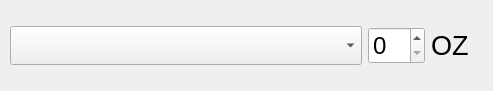
Above: drInkPi/ingredientitemwidget.ui from 3yx3yx/drinkPi before the change. Below: the same form after it.
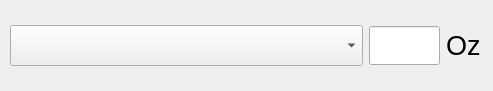
That is the form after the change.

```diff
--- a/drInkPi/ingredientitemwidget.ui
+++ b/drInkPi/ingredientitemwidget.ui
@@ -13,7 +13,7 @@
   <property name="windowTitle">
    <string>Form</string>
   </property>
-  <widget class="QWidget" name="">
+  <widget class="QWidget" name="layoutWidget">
    <property name="geometry">
     <rect>
      <x>10</x>
@@ -22,34 +22,56 @@
      <height>71</height>
     </rect>
    </property>
-   <layout class="QHBoxLayout" name="horizontalLayout" stretch="7,1,1">
+   <layout class="QHBoxLayout" name="horizontalLayout" stretch="5,1,1">
     <item>
      <widget class="QComboBox" name="comboBox">
       <property name="font">
        <font>
+        <family>DejaVu Sans Mono</family>
         <pointsize>20</pointsize>
        </font>
       </property>
      </widget>
     </item>
     <item>
-     <widget class="QSpinBox" name="spinBox">
+     <widget class="QLineEdit" name="lineEdit">
+      <property name="sizePolicy">
+       <sizepolicy hsizetype="Expanding" vsizetype="Maximum">
+        <horstretch>0</horstretch>
+        <verstretch>0</verstretch>
+       </sizepolicy>
+      </property>
       <property name="font">
        <font>
-        <pointsize>18</pointsize>
+        <pointsize>20</pointsize>
        </font>
       </property>
+      <property name="maxLength">
+       <number>10</number>
+      </property>
+      <property name="frame">
+       <bool>true</bool>
+      </property>
+      <property name="clearButtonEnabled">
+       <bool>false</bool>
+      </property>
      </widget>
     </item>
     <item>
      <widget class="QLabel" name="label">
+      <property name="sizePolicy">
+       <sizepolicy hsizetype="Maximum" vsizetype="Preferred">
+        <horstretch>0</horstretch>
+        <verstretch>0</verstretch>
+       </sizepolicy>
+      </property>
       <property name="font">
        <font>
         <pointsize>20</pointsize>
        </font>
       </property>
       <property name="text">
-       <string>OZ</string>
+       <string>Oz</string>
       </property>
      </widget>
     </item>
```
